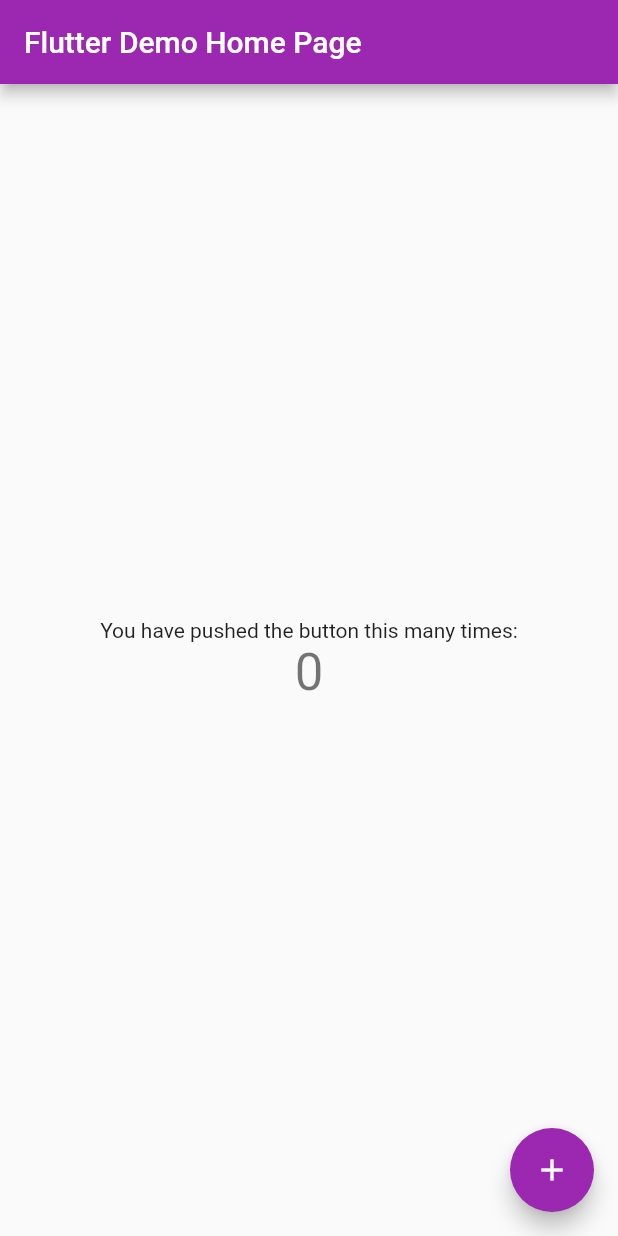
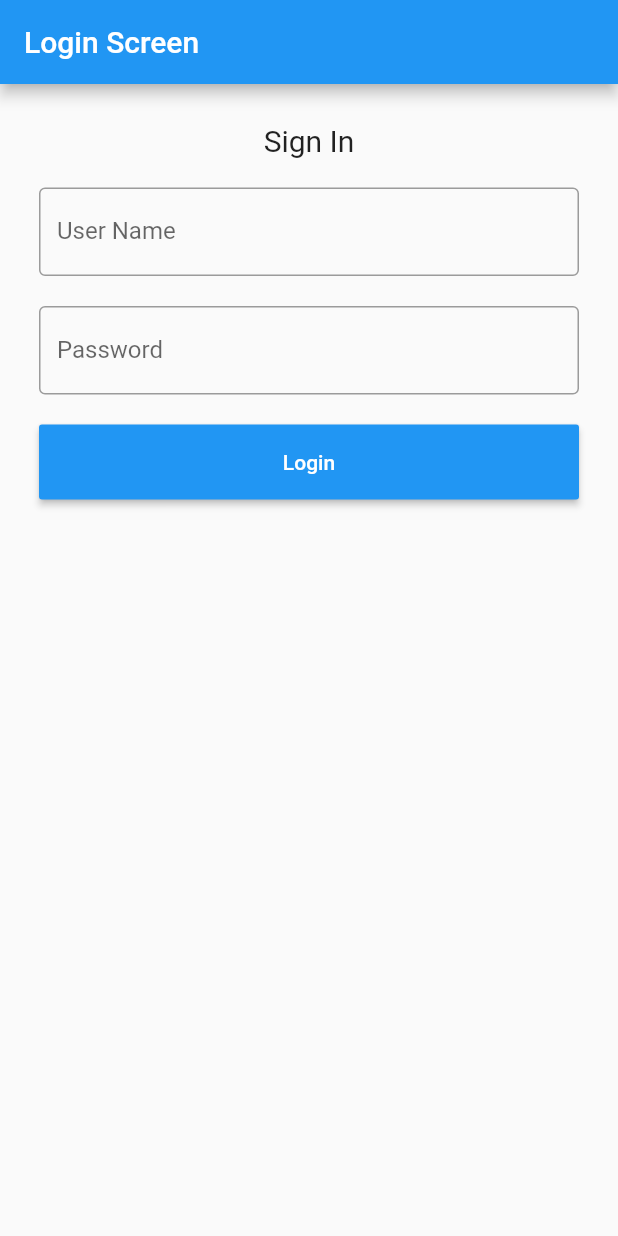
Before and after one commit to TalhaTZA/flutter_copoun_app, a Flutter app: the screen it shows after launch, on a phone screen of 412 x 824 dp. Run offline on Flutter 3.47's test engine with Material 2 defaults, Android fonts, the phone set to English and light mode, and no system bars.

Commit message:
ADD login page with basic functionality

```diff
--- /dev/null
+++ b/lib/login.dart
@@ -0,0 +1,81 @@
+import 'package:flutter/material.dart';
+
+class LoginPage extends StatefulWidget {
+  @override
+  _LoginState createState() => _LoginState();
+}
+
+class _LoginState extends State<LoginPage> {
+  TextEditingController _nameController = TextEditingController();
+  TextEditingController _passwordController = TextEditingController();
+  bool _validateName = false;
+  bool _validatePassword = false;
+
+  @override
+  Widget build(BuildContext context) {
+    return Scaffold(
+      appBar: AppBar(title: Text('Login Screen')),
+      body: Padding(
+        padding: EdgeInsets.all(16.0),
+        child: ListView(
+          children: <Widget>[
+            Container(
+              alignment: Alignment.center,
+              padding: EdgeInsets.all(10.0),
+              child: Text(
+                'Sign In',
+                style: TextStyle(fontSize: 20),
+              ),
+            ),
+            Container(
+              padding: EdgeInsets.all(10),
+              child: TextField(
+                controller: _nameController,
+                decoration: InputDecoration(
+                    border: OutlineInputBorder(),
+                    errorBorder: OutlineInputBorder(
+                        borderSide: BorderSide(color: Colors.red)),
+                    labelText: 'User Name',
+                    hintText: 'Enter Your User Name',
+                    errorText:
+                        _validateName ? 'User Name Cannot Be Empty' : null),
+              ),
+            ),
+            Container(
+              padding: EdgeInsets.all(10),
+              child: TextField(
+                controller: _passwordController,
+                decoration: InputDecoration(
+                    border: OutlineInputBorder(),
+                    labelText: 'Password',
+                    hintText: 'Enter Your Password',
+                    errorBorder: OutlineInputBorder(
+                        borderSide: BorderSide(color: Colors.red)),
+                    errorText:
+                        _validatePassword ? 'Password Cannot Be Empty' : null),
+              ),
+            ),
+            Container(
+                height: 70,
+                padding: EdgeInsets.all(10.0),
+                child: RaisedButton(
+                  textColor: Colors.white,
+                  color: Colors.blue,
+                  child: Text('Login'),
+                  onPressed: () {
+                    setState(() {
+                      _nameController.text.isEmpty
+                          ? _validateName = true
+                          : _validateName = false;
+                      _passwordController.text.isEmpty
+                          ? _validatePassword = true
+                          : _validatePassword = false;
+                    });
+                  },
+                ))
+          ],
+        ),
+      ),
+    );
+  }
+}
--- a/lib/main.dart
+++ b/lib/main.dart
@@ -1,4 +1,5 @@
 import 'package:flutter/material.dart';
+import './login.dart';
 
 void main() => runApp(MyApp());
 
@@ -18,94 +19,9 @@ class MyApp extends StatelessWidget {
         // or simply save your changes to "hot reload" in a Flutter IDE).
         // Notice that the counter didn't reset back to zero; the application
         // is not restarted.
-        primarySwatch: Colors.purple,
+        primarySwatch: Colors.blue,
       ),
-      home: MyHomePage(title: 'Flutter Demo Home Page'),
+      home: LoginPage(),
     );
   }
 }
-
-class MyHomePage extends StatefulWidget {
-  MyHomePage({Key key, this.title}) : super(key: key);
-
-  // This widget is the home page of your application. It is stateful, meaning
-  // that it has a State object (defined below) that contains fields that affect
-  // how it looks.
-
-  // This class is the configuration for the state. It holds the values (in this
-  // case the title) provided by the parent (in this case the App widget) and
-  // used by the build method of the State. Fields in a Widget subclass are
-  // always marked "final".
-
-  final String title;
-
-  @override
-  _MyHomePageState createState() => _MyHomePageState();
-}
-
-class _MyHomePageState extends State<MyHomePage> {
-  int _counter = 0;
-
-  void _incrementCounter() {
-    setState(() {
-      // This call to setState tells the Flutter framework that something has
-      // changed in this State, which causes it to rerun the build method below
-      // so that the display can reflect the updated values. If we changed
-      // _counter without calling setState(), then the build method would not be
-      // called again, and so nothing would appear to happen.
-      _counter++;
-    });
-  }
-
-  @override
-  Widget build(BuildContext context) {
-    // This method is rerun every time setState is called, for instance as done
-    // by the _incrementCounter method above.
-    //
-    // The Flutter framework has been optimized to make rerunning build methods
-    // fast, so that you can just rebuild anything that needs updating rather
-    // than having to individually change instances of widgets.
-    return Scaffold(
-      appBar: AppBar(
-        // Here we take the value from the MyHomePage object that was created by
-        // the App.build method, and use it to set our appbar title.
-        title: Text(widget.title),
-      ),
-      body: Center(
-        // Center is a layout widget. It takes a single child and positions it
-        // in the middle of the parent.
-        child: Column(
-          // Column is also a layout widget. It takes a list of children and
-          // arranges them vertically. By default, it sizes itself to fit its
-          // children horizontally, and tries to be as tall as its parent.
-          //
-          // Invoke "debug painting" (press "p" in the console, choose the
-          // "Toggle Debug Paint" action from the Flutter Inspector in Android
-          // Studio, or the "Toggle Debug Paint" command in Visual Studio Code)
-          // to see the wireframe for each widget.
-          //
-          // Column has various properties to control how it sizes itself and
-          // how it positions its children. Here we use mainAxisAlignment to
-          // center the children vertically; the main axis here is the vertical
-          // axis because Columns are vertical (the cross axis would be
-          // horizontal).
-          mainAxisAlignment: MainAxisAlignment.center,
-          children: <Widget>[
-            Text(
-              'You have pushed the button this many times:',
-            ),
-            Text(
-              '$_counter',
-              style: Theme.of(context).textTheme.display1,
-            ),
-          ],
-        ),
-      ),
-      floatingActionButton: FloatingActionButton(
-        onPressed: _incrementCounter,
-        tooltip: 'Increment',
-        child: Icon(Icons.add),
-      ), // This trailing comma makes auto-formatting nicer for build methods.
-    );
-  }
-}
```
